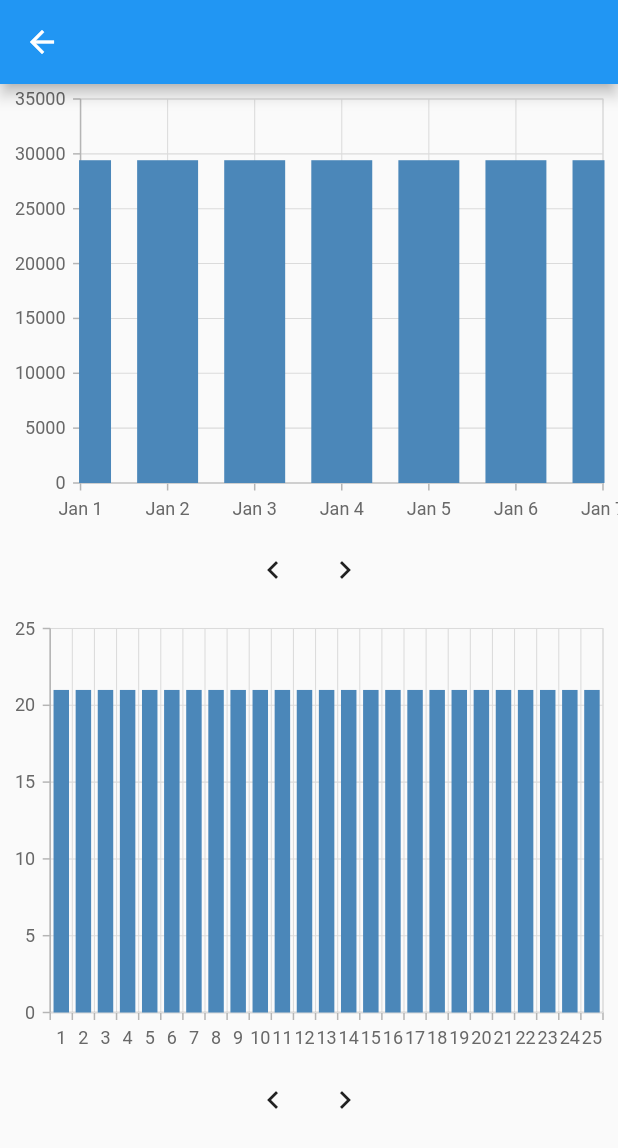
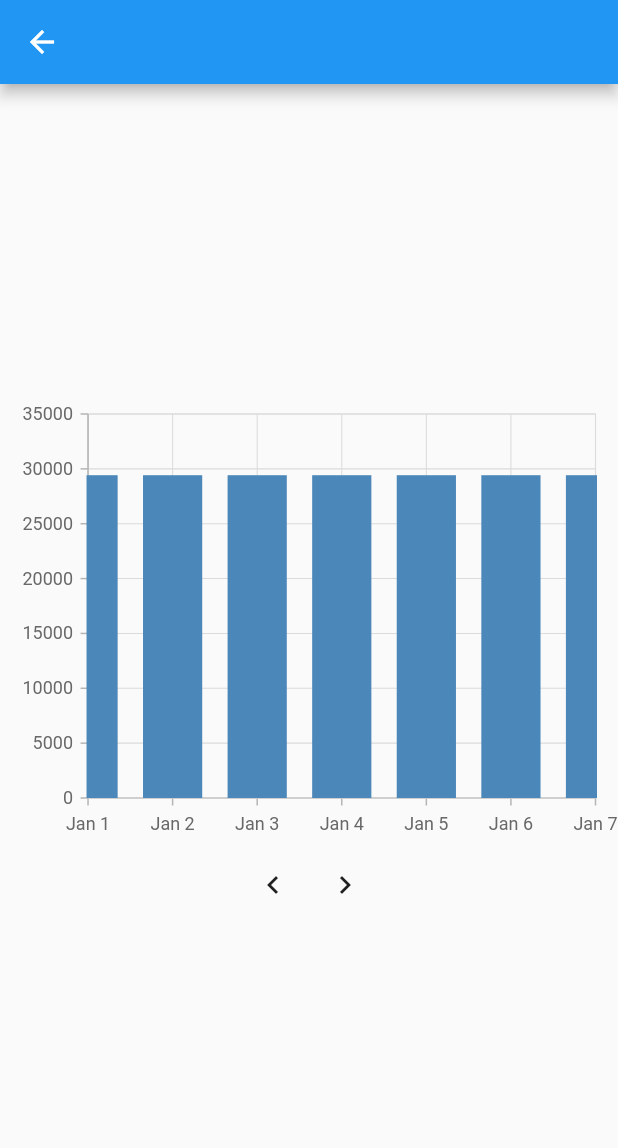
Before and after one commit to AmmarHammoud/PharamcyManagement, a Flutter app: the CalculationScreen screen opened directly, on a phone screen of 412 x 824 dp. Shown: the top 1148 px of the screen. Run offline on Flutter 3.47's test engine with Material 2 defaults, Android fonts, the phone set to English and light mode, and no system bars; our stand-ins replace conditional_builder_null_safety, dio, flutter_bloc, flutter_conditional_rendering, flutter_switch, fluttertoast and 3 more; accounts and stored records are empty.

Commit message:
Remove the useful example, because it seems that the graphic chart package doesn't supprot an efficiente X-axis animation whan it's a date axis.

```diff
--- a/lib/modules/calculations_screen/calculation_screen.dart
+++ b/lib/modules/calculations_screen/calculation_screen.dart
@@ -10,9 +10,13 @@ class CalculationScreen extends StatefulWidget {
 }
 
 class _CalculationScreenState extends State<CalculationScreen> {
+  late DateTime minDate, maxDate;
+  late List<SalesData> salesData;
   @override
   void initState() {
-    // TODO: implement initState
+    minDate = DateTime(2020, 1, 1);
+    maxDate = DateTime(2020, 1, 7);
+    salesData = randomSalesValues();
     super.initState();
   }
 
@@ -21,85 +25,18 @@ class _CalculationScreenState extends State<CalculationScreen> {
     return SafeArea(
       child: Scaffold(
           appBar: AppBar(),
-          body: const Column(
-            children: [
-              WeeklyEarnings(),
-              SizedBox(
-                height: 5,
-              ),
-              Pagination(),
-            ],
-          )),
-    );
-  }
-}
-
-class WeeklyEarnings extends StatefulWidget {
-  const WeeklyEarnings({Key? key}) : super(key: key);
-
-  @override
-  State<WeeklyEarnings> createState() => _WeeklyEarningsState();
-}
-
-class _WeeklyEarningsState extends State<WeeklyEarnings> {
-  late DateTime minDate, maxDate;
-  late List<SalesData> salesData;
-
-  @override
-  void initState() {
-    minDate = DateTime(2020, 1, 1);
-    maxDate = DateTime(2020, 1, 7);
-    // salesData = <SalesData>[
-    //   SalesData(DateTime(2020, 1, 1), 32000),
-    //   SalesData(DateTime(2020, 1, 2), 30000),
-    //   SalesData(DateTime(2020, 1, 3), 50000),
-    //   SalesData(DateTime(2020, 1, 4), 75000),
-    //   SalesData(DateTime(2020, 1, 5), 63000),
-    //   SalesData(DateTime(2020, 1, 6), 60000),
-    //   SalesData(DateTime(2020, 1, 7), 55000),
-    //   SalesData(DateTime(2020, 1, 8), 16000),
-    //   SalesData(DateTime(2020, 1, 9), 35000),
-    //   SalesData(DateTime(2020, 1, 10), 55000),
-    //   SalesData(DateTime(2020, 1, 11), 45000),
-    //   SalesData(DateTime(2020, 1, 12), 33000),
-    //   SalesData(DateTime(2020, 1, 13), 40000),
-    //   SalesData(DateTime(2020, 1, 14), 56000),
-    //   SalesData(DateTime(2020, 1, 15), 37000),
-    //   SalesData(DateTime(2020, 1, 16), 36000),
-    //   SalesData(DateTime(2020, 1, 17), 80000),
-    //   SalesData(DateTime(2020, 1, 18), 75000),
-    //   SalesData(DateTime(2020, 1, 19), 43000),
-    //   SalesData(DateTime(2020, 1, 20), 65000),
-    //   SalesData(DateTime(2020, 1, 21), 51000),
-    // ];
-    salesData = randomSalesValues();
-    super.initState();
-  }
-
-  @override
-  Widget build(BuildContext context) {
-    return Column(
+          body:  Padding(
+            padding: const EdgeInsets.all(5.0),
+            child: Column(
+              mainAxisAlignment: MainAxisAlignment.center,
               children: [
                 SfCartesianChart(
-            //enableAxisAnimation: true,
                     primaryYAxis:
                     NumericAxis(anchorRangeToVisiblePoints: true, isVisible: true),
                     primaryXAxis: DateTimeAxis(
-              // title: AxisTitle(text: 'Dates'),
-              // axisLabelFormatter: (AxisLabelRenderDetails details) {
-              //   if (details.axis.name == 'Dates') {
-              //     for (final SalesData sampleData in salesData) {
-              //       if (sampleData.xValue == details.text) {
-              //         return ChartAxisLabel(sampleData.x, details.textStyle);
-              //       }
-              //     }
-              //   }
-              //   return ChartAxisLabel(details.text, details.textStyle);
-              // },
                       minimum: minDate,
                       maximum: maxDate,
                       interval: 1,
-              //edgeLabelPlacement: EdgeLabelPlacement.shift
                     ),
                     series: <ChartSeries<SalesData, DateTime>>[
                       ColumnSeries<SalesData, DateTime>(
@@ -134,6 +71,8 @@ class _WeeklyEarningsState extends State<WeeklyEarnings> {
                   ],
                 )
               ],
+            ),
+          )),
     );
   }
 }
@@ -155,111 +94,3 @@ List<SalesData> randomSalesValues() {
   }
   return list;
 }
-
-class Pagination extends StatefulWidget {
-  const Pagination({Key? key}) : super(key: key);
-
-  @override
-  State<Pagination> createState() => _PaginationState();
-}
-
-class _PaginationState extends State<Pagination> {
-  late double _visibleMin;
-  late double _visibleMax;
-  late List<ChartSampleData> chartData;
-
-  @override
-  void initState() {
-    _visibleMin = 0;
-    _visibleMax = 5;
-    chartData = randomChartValues();
-    super.initState();
-  }
-
-  @override
-  Widget build(BuildContext context) {
-    return SizedBox(
-        height: 350,
-        child: Column(children: <Widget>[
-          Expanded(child: Column(
-            children: [
-              _buildCartesianChart(),
-              Row(
-                mainAxisAlignment:  MainAxisAlignment.center,
-                children: [
-                  IconButton(
-                    onPressed: () {
-                      setState(() {
-                        _visibleMin = _visibleMin-5;
-                        _visibleMax = _visibleMax-5;
-                      });
-                      //zoomBehavior.panToDirection('left');
-                    },
-                    icon: const Icon(Icons.keyboard_arrow_left),
-                  ),
-                  IconButton(
-                    onPressed: () {
-                      setState(() {
-                        _visibleMin = _visibleMin+5;
-                        _visibleMax = _visibleMax+5;
-                      });
-                      //zoomBehavior.panToDirection('right');
-                    },
-                    icon: const Icon(Icons.keyboard_arrow_right),
-                  ),
-                ],
-              ),
-            ],
-          )),
-        ]));
-  }
-
-  SfCartesianChart _buildCartesianChart() {
-    return SfCartesianChart(
-      primaryYAxis: NumericAxis(
-
-        //interval: 2,
-        //minimum: 0,
-        //maximum: 26,
-        isVisible: true,
-        anchorRangeToVisiblePoints: true,
-        //majorTickLines: const MajorTickLines(color: Colors.transparent),
-      ),
-      primaryXAxis: CategoryAxis(
-        visibleMaximum: _visibleMax,
-        visibleMinimum: _visibleMin,
-        interval: 1,
-      ),
-      series: getSeries(),
-    );
-  }
-
-  List<ChartSeries<ChartSampleData, String>> getSeries() {
-    return <ChartSeries<ChartSampleData, String>>[
-      ColumnSeries<ChartSampleData, String>(
-        dataSource: chartData,
-
-        // dataLabelSettings: const DataLabelSettings(
-        //     isVisible: true, labelAlignment: ChartDataLabelAlignment.outer),
-
-        xValueMapper: (ChartSampleData sales, _) => sales.xValue,
-        yValueMapper: (ChartSampleData sales, _) => sales.y,
-      ),
-    ];
-  }
-}
-
-class ChartSampleData {
-  final String xValue;
-  final int y;
-
-  ChartSampleData({required this.xValue, required this.y});
-}
-
-List<ChartSampleData> randomChartValues(){
-  List<ChartSampleData> list = [];
-  for(int i = 1 ; i <= 25; i++){
-    list.add(ChartSampleData(xValue: '$i', y: Random().nextInt(40)+1));
-  }
-  return list;
-}
```
Lines whose indentation alone changed are shown as unchanged.
